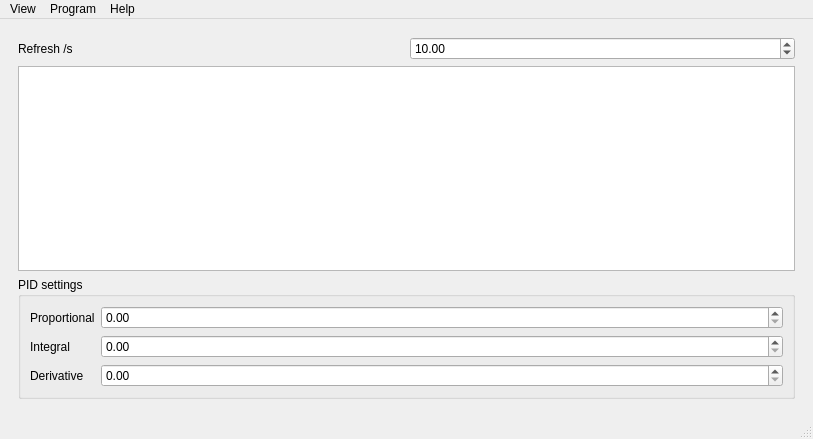
Synss/pyhard2, file pyhard2/rsc/ui/controller.ui: the form before one commit.
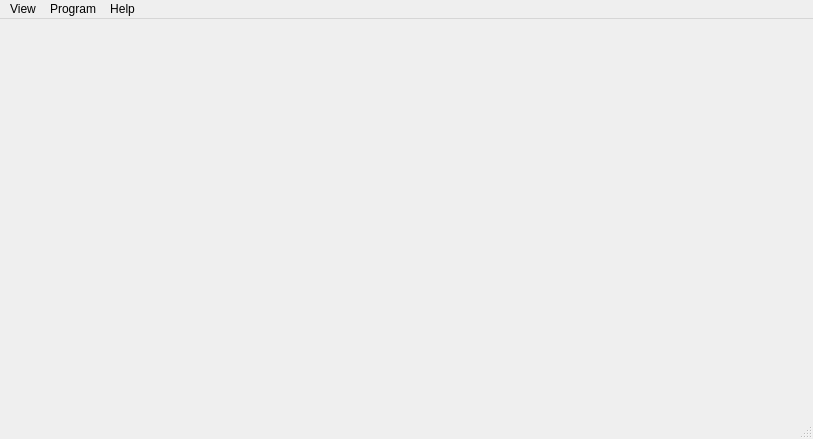
The form after the commit.

Commit message: Remove driverWidget from controller.ui

What changed in the file:
```diff
--- a/pyhard2/rsc/ui/controller.ui
+++ b/pyhard2/rsc/ui/controller.ui
@@ -14,99 +14,7 @@
    <string>MainWindow</string>
   </property>
   <widget class="QWidget" name="centralwidget">
-   <layout class="QHBoxLayout" name="horizontalLayout">
-    <item>
-     <widget class="QWidget" name="instrumentPanel" native="true">
-      <layout class="QVBoxLayout" name="verticalLayout">
-       <item>
-        <layout class="QHBoxLayout" name="horizontalLayout_3">
-         <item>
-          <widget class="QLabel" name="label">
-           <property name="text">
-            <string>Refresh /s</string>
-           </property>
-           <property name="buddy">
-            <cstring>refreshRateEditor</cstring>
-           </property>
-          </widget>
-         </item>
-         <item>
-          <widget class="QDoubleSpinBox" name="refreshRateEditor">
-           <property name="minimum">
-            <double>0.010000000000000</double>
-           </property>
-           <property name="maximum">
-            <double>3600.000000000000000</double>
-           </property>
-           <property name="value">
-            <double>10.000000000000000</double>
-           </property>
-          </widget>
-         </item>
-        </layout>
-       </item>
-       <item>
-        <widget class="QTableView" name="driverView">
-         <property name="contextMenuPolicy">
-          <enum>Qt::CustomContextMenu</enum>
-         </property>
-         <property name="selectionMode">
-          <enum>QAbstractItemView::SingleSelection</enum>
-         </property>
-         <property name="selectionBehavior">
-          <enum>QAbstractItemView::SelectRows</enum>
-         </property>
-         <attribute name="horizontalHeaderStretchLastSection">
-          <bool>true</bool>
-         </attribute>
-         <attribute name="verticalHeaderDefaultSectionSize">
-          <number>20</number>
-         </attribute>
-        </widget>
-       </item>
-       <item>
-        <widget class="QGroupBox" name="pidBox">
-         <property name="title">
-          <string>PID settings</string>
-         </property>
-         <layout class="QFormLayout" name="formLayout">
-          <item row="0" column="0">
-           <widget class="QLabel" name="label_2">
-            <property name="text">
-             <string>Proportional</string>
-            </property>
-           </widget>
-          </item>
-          <item row="0" column="1">
-           <widget class="QDoubleSpinBox" name="pEditor"/>
-          </item>
-          <item row="1" column="0">
-           <widget class="QLabel" name="label_3">
-            <property name="text">
-             <string>Integral</string>
-            </property>
-           </widget>
-          </item>
-          <item row="1" column="1">
-           <widget class="QDoubleSpinBox" name="iEditor"/>
-          </item>
-          <item row="2" column="0">
-           <widget class="QLabel" name="label_4">
-            <property name="text">
-             <string>Derivative</string>
-            </property>
-           </widget>
-          </item>
-          <item row="2" column="1">
-           <widget class="QDoubleSpinBox" name="dEditor"/>
-          </item>
-         </layout>
-        </widget>
-       </item>
-      </layout>
-     </widget>
-    </item>
-   </layout>
+   <layout class="QHBoxLayout" name="horizontalLayout"/>
   </widget>
   <widget class="QMenuBar" name="menubar">
    <property name="geometry">
```
Left out of the diff: 35 changed lines with no effect on the pictures. The commit also changes 3 other files.
